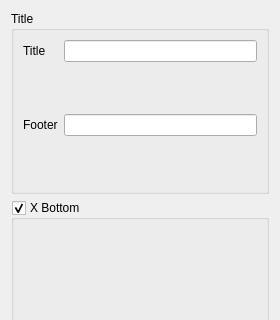
czyt1988/data-workbench, file src/DAGui/ChartSetting/DAChartPlotSettingWidget.ui: the form before one commit; both pictures show x 0 to 280 and y 0 to 320 of the 280 by 733 pixel window.
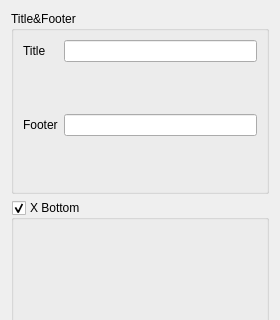
The form after the commit. Custom widgets are drawn as their Qt base class.

Patch:
```diff
--- a/src/DAGui/ChartSetting/DAChartPlotSettingWidget.ui
+++ b/src/DAGui/ChartSetting/DAChartPlotSettingWidget.ui
@@ -17,7 +17,7 @@
    <item>
     <widget class="QGroupBox" name="groupBoxXBottom_2">
      <property name="title">
-      <string>Title</string>
+      <string>Title&amp;&amp;Footer</string>
      </property>
      <layout class="QGridLayout" name="gridLayout">
       <item row="0" column="0">
```
Left out of the diff: 8 changed lines with no effect on the pictures.
